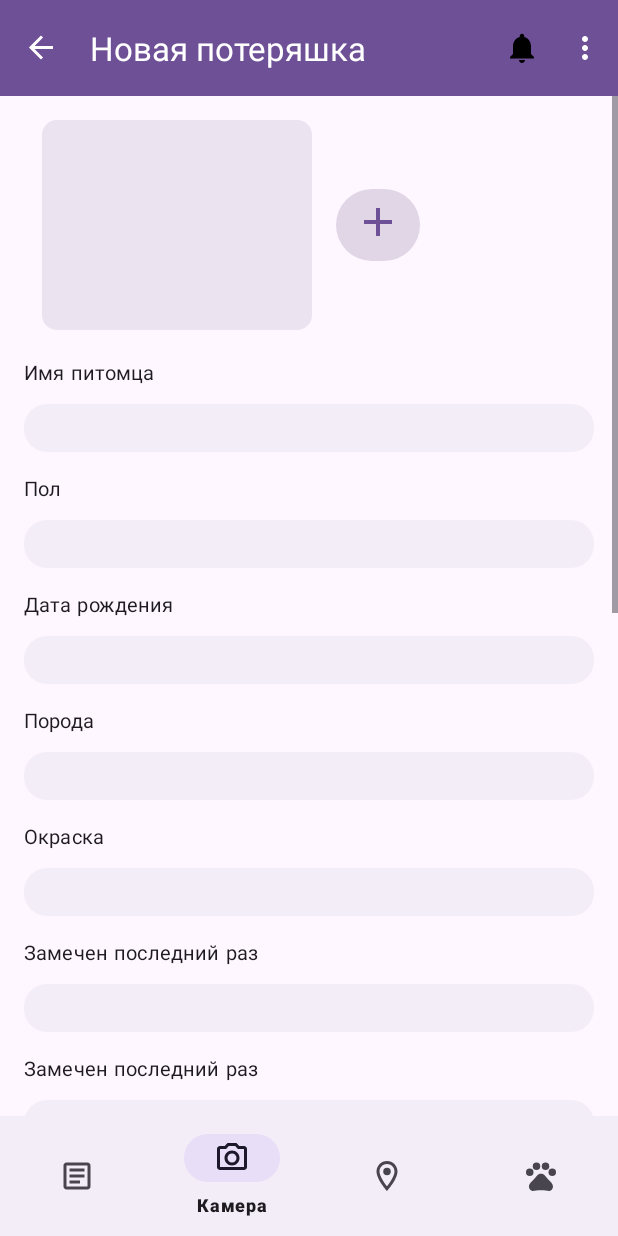
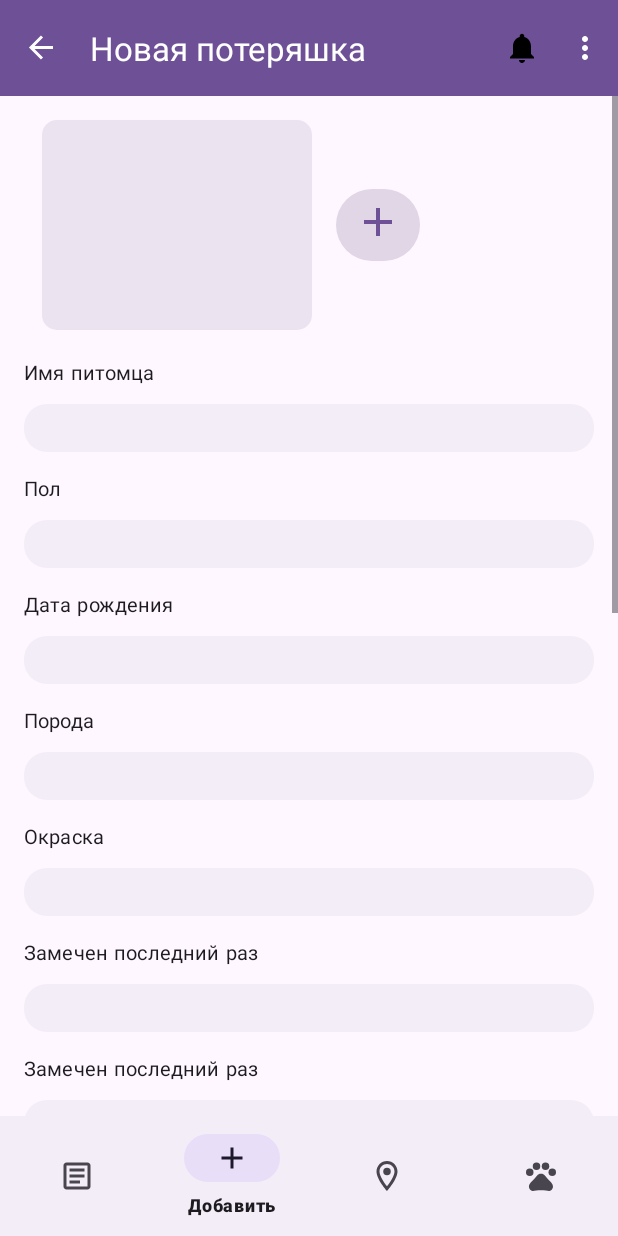
Before and after one commit to PoulYak/WayHome, an Android app: the AppFragment screen opened directly, with no data from a screen before it, item 2 of the bottom bar chosen, on a phone screen of 412 x 824 dp. Run offline under Robolectric (Android 15) with nearby library versions, the phone set to English and light mode, and no system bars; our stand-ins replace Firebase (no records; nobody signed in at launch, a user with empty details on screens opened directly), Room's generated code, data binding, navigation-ui; libraries missing offline, so code that uses them is left out: com.yandex.mapkit; pictures from the network do not load; Roboto replaces fonts that are not available here; 2 statements that could not run were skipped.

Commit message:
updated icon for camera frragment in bottom menu

```diff
--- a/app/src/main/res/menu/bottom_menu.xml
+++ b/app/src/main/res/menu/bottom_menu.xml
@@ -8,8 +8,8 @@
 
     <item
         android:id="@id/cameraFragment"
-        android:title="Камера"
-        android:icon="@drawable/camera"/>
+        android:title="Добавить"
+        android:icon="@drawable/add"/>
     <item
         android:id="@id/mapFragment"
         android:title="Карта"
--- a/app/src/main/res/navigation/nav_grap.xml
+++ b/app/src/main/res/navigation/nav_grap.xml
@@ -79,8 +79,8 @@
     <fragment
         android:id="@+id/feedBackFragment"
         android:name="com.example.wayhome.ui.additionals.FeedBackFragment"
-        android:label="fragment_feed_back"
-        tools:layout="@layout/fragment_feed_back" >
+        android:label="Поддержка"
+        tools:layout="@layout/fragment_feed_back">
         <action
             android:id="@+id/action_feedBackFragment_to_appFragment"
             app:destination="@id/appFragment" />
@@ -88,8 +88,8 @@
     <fragment
         android:id="@+id/settingsFragment"
         android:name="com.example.wayhome.SettingsFragment"
-        android:label="fragment_settings"
-        tools:layout="@layout/fragment_settings" >
+        android:label="Настройки"
+        tools:layout="@layout/fragment_settings">
         <action
             android:id="@+id/action_settingsFragment_to_appFragment"
             app:destination="@id/appFragment" />
```
